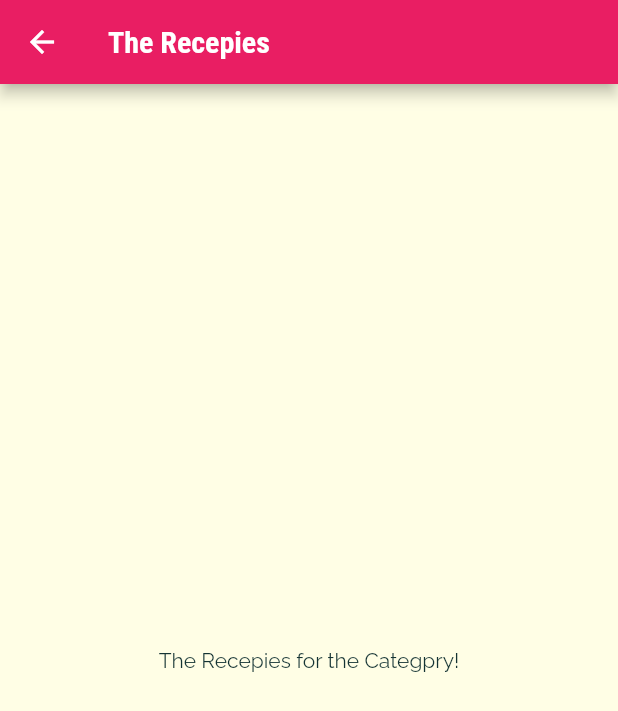
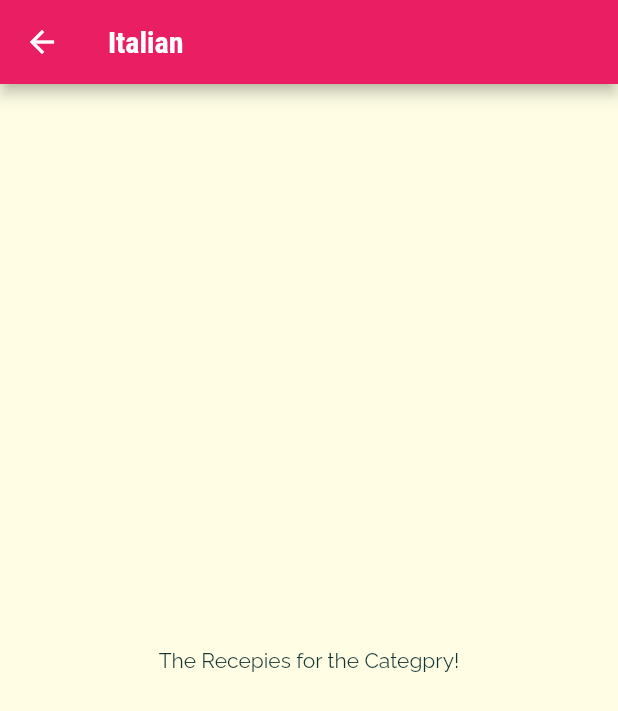
Before and after one commit to ramsthapit/flutter_meals, a Flutter app: the screen it shows after launch, after a tap on "Italian", on a phone screen of 412 x 824 dp. Shown: the top 711 px of the screen. Run offline on Flutter 3.47's test engine with Material 2 defaults, Android fonts, the phone set to English and light mode, and no system bars.

Commit message:
passing Data via Constructor

```diff
--- a/lib/categories_screen.dart
+++ b/lib/categories_screen.dart
@@ -14,6 +14,7 @@ class CategoriesScreen extends StatelessWidget {
         children: DUMMY_CATEGORIES
             .map(
               (catData) => CategoryItem(
+                catData.id,
                 catData.title,
                 catData.color,
               ),
--- a/lib/category_item.dart
+++ b/lib/category_item.dart
@@ -2,14 +2,15 @@ import 'package:flutter/material.dart';
 import 'package:meals_app/category_meals_screen.dart';
 
 class CategoryItem extends StatelessWidget {
+  final String id;
   final String title;
   final Color color;
 
-  CategoryItem(this.title, this.color);
+  CategoryItem(this.id, this.title, this.color);
 
-  void selectCategory(BuildContext ctx){
+  void selectCategory(BuildContext ctx) {
     Navigator.of(ctx).push(MaterialPageRoute(builder: (_) {
-      return const CategoryMealsScreen();
+      return CategoryMealsScreen(id, title);
     }));
   }
 
@@ -19,7 +20,6 @@ class CategoryItem extends StatelessWidget {
         onTap: (() => selectCategory(context)),
         splashColor: Theme.of(context).primaryColor,
         borderRadius: BorderRadius.circular(15),
-
         child: Container(
           padding: EdgeInsets.all(15),
           child: Text(
@@ -37,7 +37,6 @@ class CategoryItem extends StatelessWidget {
             ),
             borderRadius: BorderRadius.circular(15),
           ),
-      )
-    );
+        ));
   }
 }
--- a/lib/category_meals_screen.dart
+++ b/lib/category_meals_screen.dart
@@ -1,15 +1,19 @@
 import 'package:flutter/material.dart';
 
 class CategoryMealsScreen extends StatelessWidget {
-  const CategoryMealsScreen({Key? key}) : super(key: key);
+  final String categoryId;
+  final String categoryTitle;
+  CategoryMealsScreen(this.categoryId, this.categoryTitle);
 
   @override
   Widget build(BuildContext context) {
     return Scaffold(
-      appBar: AppBar(title: const Text('The Recepies'),),
-      body: const Center(
-        child: Text('The Recepies for the Categpry!'),
-      )
-    );
+        appBar: AppBar(
+          title: Text(categoryTitle),
+        ),
+        body: const Center(
+          child: Text('The Recepies for the Categpry!'),
+        )
+      );
   }
 }
```
Lines whose indentation alone changed are shown as unchanged.
